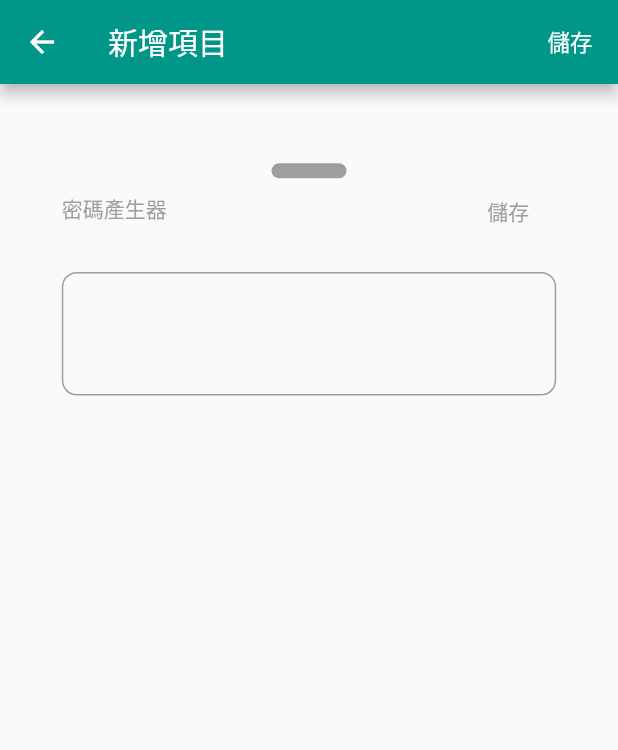
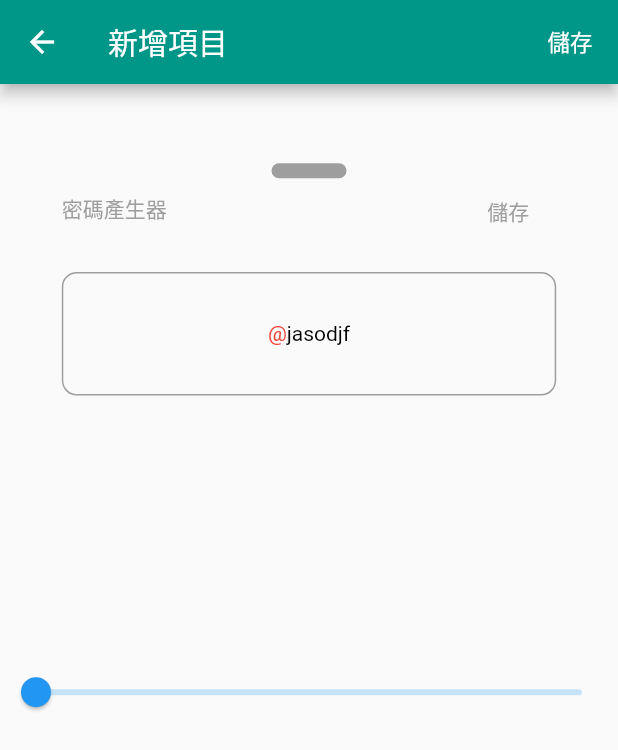
Before and after one commit to toolsPeter/d54test1, a Flutter app: the addpage screen opened directly with empty values, after a tap on the "auto fix high" icon, on a phone screen of 412 x 824 dp. Shown: the top 750 px of the screen. Run offline on Flutter 3.47's test engine with Material 3 defaults, Android fonts, the phone set to English and light mode, and no system bars; our stand-ins replace sqflite; accounts and stored records are empty.

Commit message:
d54test1

```diff
--- a/lib/addpage.dart
+++ b/lib/addpage.dart
@@ -1,6 +1,7 @@
 import 'package:flutter/cupertino.dart';
 import 'package:flutter/material.dart';
 import 'package:d54test1/Database/Manager/Datamanager.dart';
+import 'package:flutter/painting.dart';
 import 'package:flutter/services.dart';
 
 class addpage extends StatefulWidget {
@@ -22,6 +23,7 @@ class _addpageState extends State<addpage> {
   bool _URLcheck = false;
   var _URLerror = "";
   var _reg = RegExp(r'^(https?:\/\/)?([a-z,A-Z,0-9,-,_]+\.)+[a-z,A-Z]{2,6}$');
+  double _val = 0;
 
   bool _passwordvis = true;
 
@@ -34,6 +36,7 @@ class _addpageState extends State<addpage> {
   Widget build(BuildContext context) {
     var width = MediaQuery.sizeOf(context).width;
     var height = MediaQuery.sizeOf(context).height;
+    List<TextSpan> _span = [TextSpan(text: "@",style: TextStyle(color: Colors.red)),TextSpan(text: "jasodjf",style: TextStyle(color: Colors.black))];
 
     return Scaffold(
       appBar: AppBar(
@@ -98,7 +101,7 @@ class _addpageState extends State<addpage> {
                                 builder: (BuildContext) {
                                   return Container(
                                     height: height*0.88,
-                                    child: Scaffold(
+                                    child:Scaffold(
                                       body: Stack(
                                         children: [
                                           Positioned(
@@ -108,8 +111,8 @@ class _addpageState extends State<addpage> {
                                               child: Center(
                                                 child: Container(
                                                   decoration: BoxDecoration(
-                                                    color: Colors.grey,
-                                                    borderRadius: BorderRadius.circular(10.0)
+                                                      color: Colors.grey,
+                                                      borderRadius: BorderRadius.circular(10.0)
                                                   ),
                                                   width: 50,
                                                   height: 10,
@@ -131,10 +134,16 @@ class _addpageState extends State<addpage> {
                                               child: Container(
                                                 height: height*0.1,
                                                 decoration: BoxDecoration(
-                                                  border: Border.all(color: Colors.grey,width: 1.0,),
-                                                  borderRadius: BorderRadius.circular(10)
+                                                    border: Border.all(color: Colors.grey,width: 1.0,),
+                                                    borderRadius: BorderRadius.circular(10)
                                                 ),
-                                              ))
+                                                child: Center(child:RichText(text: TextSpan(children: _span))),
+                                              )),
+                                          Slider(value: _val, onChanged: (double value){
+                                            setState(() {
+                                              _val = value;
+                                            });
+                                          })
                                         ],
                                       ),
                                     ),
--- a/lib/main.dart
+++ b/lib/main.dart
@@ -9,7 +9,6 @@ void main() {
 
 class MyApp extends StatelessWidget {
   const MyApp({super.key});
-
   @override
   Widget build(BuildContext context) {
     return MaterialApp(
```
